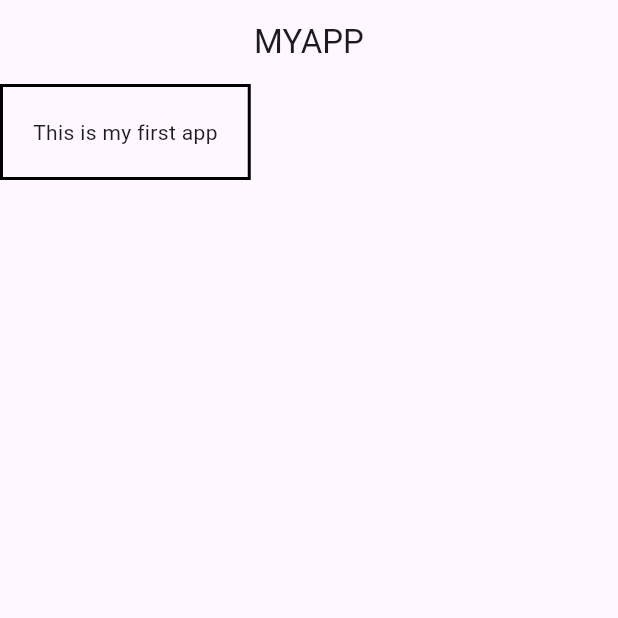
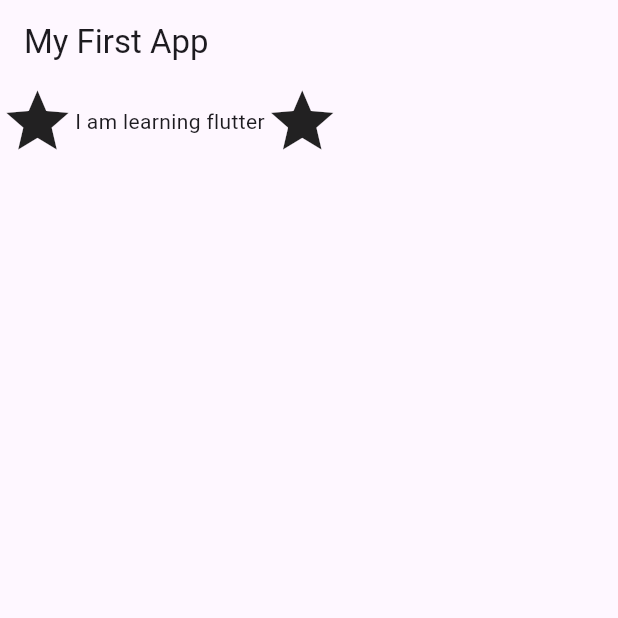
Before and after one commit to paulmagadi/Learn_Flutter, a Flutter app: the screen it shows after launch, on a phone screen of 412 x 824 dp, the top half of it. Run offline on Flutter 3.47's test engine with Material 3 defaults, Android fonts, the phone set to English and light mode, and no system bars.

Commit message:
modified:   practice_flutter/myapp/lib/main.dart

```diff
--- a/practice_flutter/myapp/lib/main.dart
+++ b/practice_flutter/myapp/lib/main.dart
@@ -210,35 +210,57 @@
 //   );
 // }
 
+// import 'package:flutter/material.dart';
+
+
+// void main() => runApp(const MyApp());
+
+// class MyApp extends StatelessWidget {
+//   const MyApp({super.key});
+
+//   @override
+//   Widget build(BuildContext context) {
+//     return MaterialApp(
+//       title: "Container Widget Demo",
+//       home: Scaffold(
+//         appBar: AppBar(
+//           title: const Center(
+//             child: Text("MYAPP"),
+//           ),
+//         ),
+//         body: Container(
+//           child: Text('This is my first app'),
+//           padding: EdgeInsets.all(30),
+//           decoration: BoxDecoration(
+//             border: Border.all(
+//               color: Colors.black,
+//               width: 2,
+//             ),
+//           ),
+//         ),
+//       ),
+//     );
+//   }
+// }
+
+
 import 'package:flutter/material.dart';
 
-
-void main() => runApp(const MyApp());
-
-class MyApp extends StatelessWidget {
-  const MyApp({super.key});
-
-  @override
-  Widget build(BuildContext context) {
-    return MaterialApp(
-      title: "Container Widget Demo",
+void main() {
+  runApp(
+    MaterialApp(
       home: Scaffold(
         appBar: AppBar(
-          title: const Center(
-            child: Text("MYAPP"),
-          ),
+          title: const Text('My First App'),
         ),
-        body: Container(
-          child: Text('This is my first app'),
-          padding: EdgeInsets.all(20),
-          decoration: BoxDecoration(
-            border: Border.all(
-              color: Colors.black,
-              width: 2,
-            ),
-          ),
+        body: const Row(
+          children: [
+            Icon(Icons.star, size: 50),
+            Text('I am learning flutter'),
+            Icon(Icons.star, size: 50),
+          ],
         ),
       ),
-    );
-  }
+    ),
+  );
 }
```
